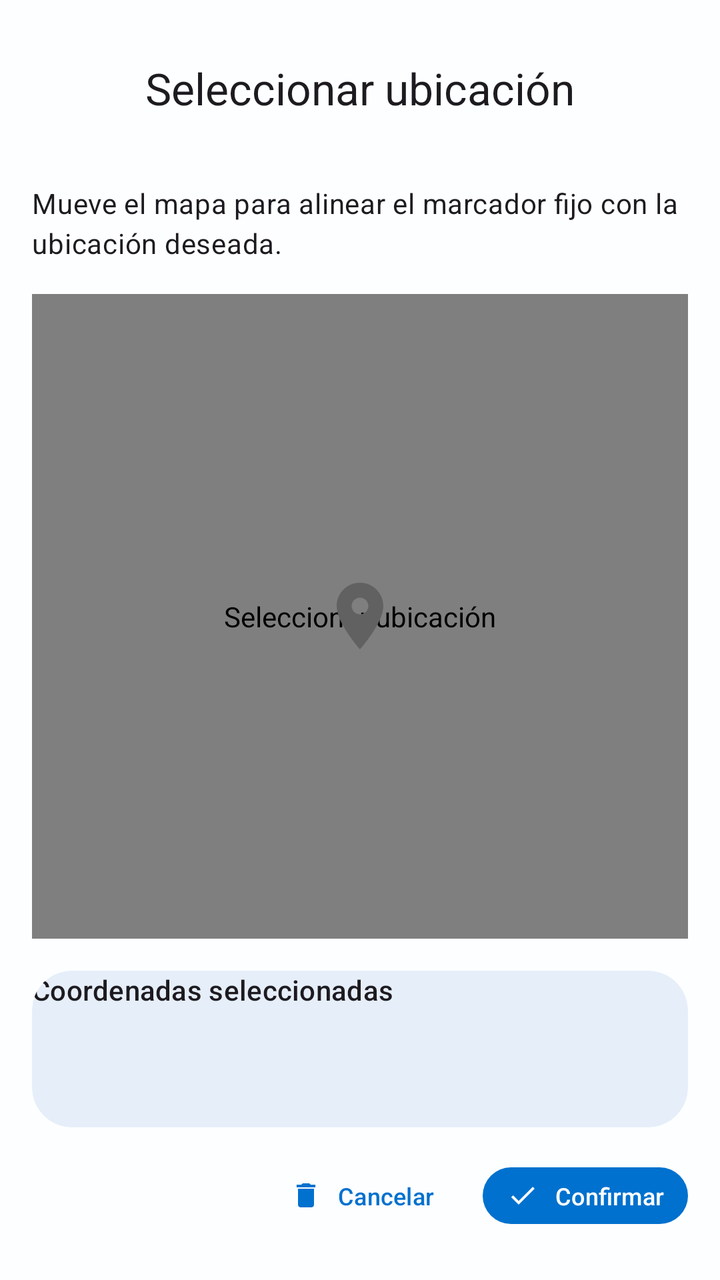
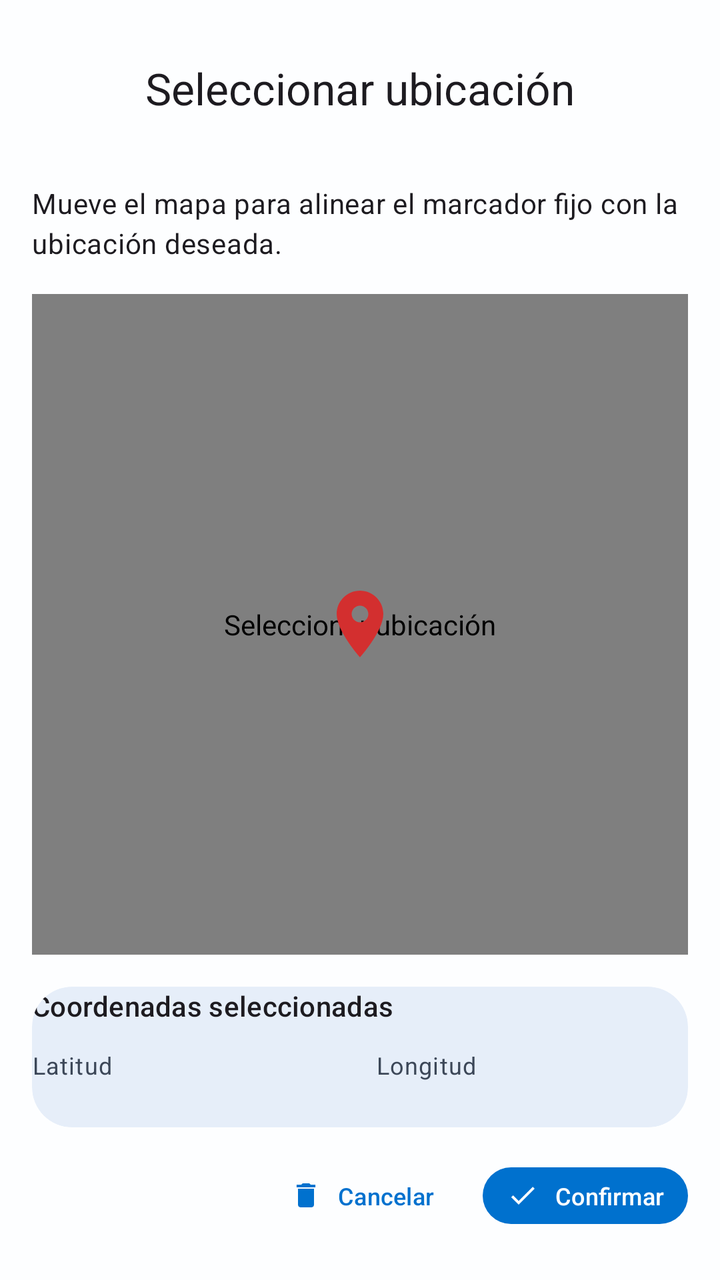

Compare the two renders of this Android layout. The source of the first and the diff that turns it into the second are given below.
<!-- AndroidManifest.xml: application theme Theme.TecniAppICE -->
<!-- res/layout/bottomsheet_map_picker.xml -->
<?xml version="1.0" encoding="utf-8"?>
<androidx.constraintlayout.widget.ConstraintLayout xmlns:android="http://schemas.android.com/apk/res/android"
    xmlns:app="http://schemas.android.com/apk/res-auto"
    xmlns:tools="http://schemas.android.com/tools"
    android:layout_width="match_parent"
    android:layout_height="match_parent"
    android:background="?attr/colorSurface"
    android:paddingBottom="24dp"
    android:paddingHorizontal="16dp"
    tools:context="com.Arasoftsolutions.tecniapp_ice.ui.admin.MapCoordinatePickerBottomSheet">

    <com.google.android.material.appbar.MaterialToolbar
        android:id="@+id/toolbar"
        android:layout_width="0dp"
        android:layout_height="wrap_content"
        android:layout_marginTop="12dp"
        android:background="@android:color/transparent"
        android:elevation="0dp"
        android:theme="@style/ThemeOverlay.Material3.Toolbar.Surface"
        app:layout_constraintEnd_toEndOf="parent"
        app:layout_constraintStart_toStartOf="parent"
        app:layout_constraintTop_toTopOf="parent"
        app:title="@string/map_picker_title"
        app:titleCentered="true" />

    <com.google.android.material.textview.MaterialTextView
        android:id="@+id/instructionsText"
        android:layout_width="0dp"
        android:layout_height="wrap_content"
        android:layout_marginTop="16dp"
        android:text="@string/map_picker_hint"
        android:textAppearance="@style/TextAppearance.Material3.BodyMedium"
        app:layout_constraintEnd_toEndOf="parent"
        app:layout_constraintStart_toStartOf="parent"
        app:layout_constraintTop_toBottomOf="@id/toolbar" />

    <FrameLayout
        android:id="@+id/mapContainer"
        android:layout_width="0dp"
        android:layout_height="0dp"
        android:layout_marginTop="16dp"
        android:layout_marginBottom="16dp"
        app:layout_constraintBottom_toTopOf="@+id/coordinatesCard"
        app:layout_constraintEnd_toEndOf="parent"
        app:layout_constraintStart_toStartOf="parent"
        app:layout_constraintTop_toBottomOf="@id/instructionsText">

        <com.google.android.gms.maps.MapView
            android:id="@+id/mapView"
            android:layout_width="match_parent"
            android:layout_height="match_parent"
            android:contentDescription="@string/map_picker_title" />

        <ImageView
            android:id="@+id/markerImage"
            android:layout_width="40dp"
            android:layout_height="40dp"
            android:layout_gravity="center"
            android:contentDescription="@string/map_picker_marker_content_description"
            android:src="@drawable/ic_location" />
    </FrameLayout>

    <com.google.android.material.card.MaterialCardView
        android:id="@+id/coordinatesCard"
        android:layout_width="0dp"
        android:layout_height="wrap_content"
        android:layout_marginBottom="16dp"
        android:padding="16dp"
        app:cardBackgroundColor="?attr/colorSurfaceVariant"
        app:cardCornerRadius="20dp"
        app:cardElevation="0dp"
        app:layout_constraintBottom_toTopOf="@+id/actionButtons"
        app:layout_constraintEnd_toEndOf="parent"
        app:layout_constraintStart_toStartOf="parent">

        <LinearLayout
            android:layout_width="match_parent"
            android:layout_height="wrap_content"
            android:orientation="vertical">

            <com.google.android.material.textview.MaterialTextView
                android:id="@+id/coordinatesTitle"
                android:layout_width="wrap_content"
                android:layout_height="wrap_content"
                android:text="@string/map_picker_coordinates_title"
                android:textAppearance="@style/TextAppearance.Material3.TitleSmall" />

            <com.google.android.material.textview.MaterialTextView
                android:id="@+id/latitudeValue"
                android:layout_width="wrap_content"
                android:layout_height="wrap_content"
                android:layout_marginTop="12dp"
                android:textAppearance="@style/TextAppearance.Material3.BodyLarge"
                android:textColor="?attr/colorOnSurface" />

            <com.google.android.material.textview.MaterialTextView
                android:id="@+id/longitudeValue"
                android:layout_width="wrap_content"
                android:layout_height="wrap_content"
                android:layout_marginTop="4dp"
                android:textAppearance="@style/TextAppearance.Material3.BodyLarge"
                android:textColor="?attr/colorOnSurface" />
        </LinearLayout>
    </com.google.android.material.card.MaterialCardView>

    <LinearLayout
        android:id="@+id/actionButtons"
        android:layout_width="0dp"
        android:layout_height="wrap_content"
        android:layout_marginTop="8dp"
        android:gravity="end"
        android:orientation="horizontal"
        app:layout_constraintBottom_toBottomOf="parent"
        app:layout_constraintEnd_toEndOf="parent"
        app:layout_constraintStart_toStartOf="parent">

        <com.google.android.material.button.MaterialButton
            android:id="@+id/btnCancelar"
            style="@style/Tecni.Button.Text"
            android:layout_width="wrap_content"
            android:layout_height="wrap_content"
            android:text="@string/admin_confirm_cancel"
            app:icon="@drawable/ic_delete"
            app:iconGravity="textStart"
            app:iconPadding="8dp" />

        <com.google.android.material.button.MaterialButton
            android:id="@+id/btnConfirmar"
            style="@style/Tecni.Button.Primary"
            android:layout_width="wrap_content"
            android:layout_height="wrap_content"
            android:layout_marginStart="12dp"
            android:text="@string/admin_confirm_accept"
            app:icon="@drawable/ic_check"
            app:iconGravity="textStart"
            app:iconPadding="8dp" />
    </LinearLayout>

</androidx.constraintlayout.widget.ConstraintLayout>
<!-- resources referenced by this layout -->
<resources>
  <!-- drawable ic_check (drawable) -->
  <vector xmlns:android="http://schemas.android.com/apk/res/android"
      android:width="24dp"
      android:height="24dp"
      android:viewportWidth="24"
      android:viewportHeight="24"
      android:tint="@android:color/white">
    <path
        android:fillColor="@android:color/white"
        android:pathData="M9,16.17L4.83,12l-1.42,1.41L9,19 21,7l-1.41,-1.41z"/>
  </vector>
  <!-- drawable ic_delete (drawable) -->
  <vector xmlns:android="http://schemas.android.com/apk/res/android"
      android:width="24dp"
      android:height="24dp"
      android:viewportWidth="24"
      android:viewportHeight="24">
      <path
          android:fillColor="#FF000000"
          android:pathData="M6,19c0,1.1 0.9,2 2,2h8c1.1,0 2,-0.9 2,-2V7H6v12zM19,4h-3.5l-1,-1h-5l-1,1H5v2h14V4z" />
  </vector>
  <!-- drawable ic_location (drawable) -->
  <vector xmlns:android="http://schemas.android.com/apk/res/android"
      android:width="24dp"
      android:height="24dp"
      android:viewportWidth="24"
      android:viewportHeight="24"
      android:tint="@color/dark_gray">
    <path
        android:fillColor="@android:color/white"
        android:pathData="M12,2C8.13,2 5,5.13 5,9c0,5.25 7,13 7,13s7,-7.75 7,-13c0,-3.87 -3.13,-7 -7,-7zM12,11.5c-1.38,0 -2.5,-1.12 -2.5,-2.5s1.12,-2.5 2.5,-2.5 2.5,1.12 2.5,2.5 -1.12,2.5 -2.5,2.5z"/>
  </vector>
  <string name="admin_confirm_accept">Confirmar</string>
  <string name="admin_confirm_cancel">Cancelar</string>
  <string name="map_picker_coordinates_title">Coordenadas seleccionadas</string>
  <string name="map_picker_hint">Mueve el mapa para alinear el marcador fijo con la ubicación deseada.</string>
  <string name="map_picker_marker_content_description">Marcador fijo de la ubicación seleccionada</string>
  <string name="map_picker_title">Seleccionar ubicación</string>
  <color name="dark_gray">#616161</color>
  <color name="ice_blue">#0071CE</color>
  <color name="white">#FFFFFFFF</color>
  <color name="ice_yellow">#FFDD00</color>
  <color name="black">#FF000000</color>
  <color name="primary_container_light">#D6E8FF</color>
  <color name="on_primary_container_light">#001C38</color>
  <color name="secondary_container_light">#FFF3B5</color>
  <color name="on_secondary_container_light">#2F2600</color>
  <color name="success_500">#4CAF50</color>
  <color name="tertiary_container_light">#CBEFDB</color>
  <color name="on_tertiary_container_light">#062717</color>
  <color name="bg_light">#F5F7FB</color>
  <color name="surface_light">#FDFEFF</color>
  <color name="surface_variant_light">#E6EEF9</color>
  <color name="on_light">#0A0A0A</color>
  <color name="on_surface_variant_light">#3C4758</color>
  <color name="outline_soft">#1F000000</color>
  <color name="outline_variant_light">#C2CDD9</color>
  <color name="error_500">#D32F2F</color>
  <style name="Tecni.Card" parent="Widget.Material3.CardView.Elevated">
          <item name="cardCornerRadius">20dp</item>
          <item name="cardElevation">3dp</item>
          <item name="strokeWidth">0dp</item>
      </style>
  <style name="Tecni.Button" parent="Widget.Material3.Button.TonalButton">
          <item name="minHeight">44dp</item>
      </style>
  <style name="Tecni.Chip" parent="Widget.Material3.Chip.Filter">
          <item name="minHeight">36dp</item>
      </style>
  <style name="Tecni.Toolbar" parent="Widget.Material3.Toolbar">
          <item name="elevation">2dp</item>
      </style>
  <!-- unchanged entries left out for length: 3 -->
</resources>

<!-- the commit's change to res/layout/bottomsheet_map_picker.xml (unified diff, before → after) -->
@@ -57,13 +57,15 @@
             android:layout_height="40dp"
             android:layout_gravity="center"
             android:contentDescription="@string/map_picker_marker_content_description"
-            android:src="@drawable/ic_location" />
+            android:src="@drawable/ic_location"
+            android:tint="@color/error_500" />
     </FrameLayout>
 
     <com.google.android.material.card.MaterialCardView
         android:id="@+id/coordinatesCard"
         android:layout_width="0dp"
         android:layout_height="wrap_content"
+        android:layout_marginTop="8dp"
         android:layout_marginBottom="16dp"
         android:padding="16dp"
         app:cardBackgroundColor="?attr/colorSurfaceVariant"
@@ -85,21 +87,59 @@
                 android:text="@string/map_picker_coordinates_title"
                 android:textAppearance="@style/TextAppearance.Material3.TitleSmall" />
 
-            <com.google.android.material.textview.MaterialTextView
-                android:id="@+id/latitudeValue"
-                android:layout_width="wrap_content"
+            <LinearLayout
+                android:layout_width="match_parent"
                 android:layout_height="wrap_content"
                 android:layout_marginTop="12dp"
-                android:textAppearance="@style/TextAppearance.Material3.BodyLarge"
-                android:textColor="?attr/colorOnSurface" />
+                android:orientation="horizontal">
 
-            <com.google.android.material.textview.MaterialTextView
-                android:id="@+id/longitudeValue"
-                android:layout_width="wrap_content"
-                android:layout_height="wrap_content"
-                android:layout_marginTop="4dp"
-                android:textAppearance="@style/TextAppearance.Material3.BodyLarge"
-                android:textColor="?attr/colorOnSurface" />
+                <LinearLayout
+                    android:layout_width="0dp"
+                    android:layout_height="wrap_content"
+                    android:layout_weight="1"
+                    android:orientation="vertical">
+
+                    <com.google.android.material.textview.MaterialTextView
+                        android:layout_width="wrap_content"
+                        android:layout_height="wrap_content"
+                        android:text="@string/map_picker_latitude_label"
+                        android:textAppearance="@style/TextAppearance.Material3.BodySmall"
+                        android:textColor="?attr/colorOnSurfaceVariant" />
+
+                    <com.google.android.material.textview.MaterialTextView
+                        android:id="@+id/latitudeValue"
+                        android:layout_width="wrap_content"
+                        android:layout_height="wrap_content"
+                        android:layout_marginTop="4dp"
+                        android:fontFamily="monospace"
+                        android:textAppearance="@style/TextAppearance.Material3.TitleSmall"
+                        android:textColor="?attr/colorOnSurface" />
+                </LinearLayout>
+
+                <LinearLayout
+                    android:layout_width="0dp"
+                    android:layout_height="wrap_content"
+                    android:layout_marginStart="16dp"
+                    android:layout_weight="1"
+                    android:orientation="vertical">
+
+                    <com.google.android.material.textview.MaterialTextView
+                        android:layout_width="wrap_content"
+                        android:layout_height="wrap_content"
+                        android:text="@string/map_picker_longitude_label"
+                        android:textAppearance="@style/TextAppearance.Material3.BodySmall"
+                        android:textColor="?attr/colorOnSurfaceVariant" />
+
+                    <com.google.android.material.textview.MaterialTextView
+                        android:id="@+id/longitudeValue"
+                        android:layout_width="wrap_content"
+                        android:layout_height="wrap_content"
+                        android:layout_marginTop="4dp"
+                        android:fontFamily="monospace"
+                        android:textAppearance="@style/TextAppearance.Material3.TitleSmall"
+                        android:textColor="?attr/colorOnSurface" />
+                </LinearLayout>
+            </LinearLayout>
         </LinearLayout>
     </com.google.android.material.card.MaterialCardView>
 
<!-- resource entries referenced after the edit -->
@@ -36,6 +36,8 @@
   <string name="admin_confirm_cancel">Cancelar</string>
   <string name="map_picker_coordinates_title">Coordenadas seleccionadas</string>
   <string name="map_picker_hint">Mueve el mapa para alinear el marcador fijo con la ubicación deseada.</string>
+  <string name="map_picker_latitude_label">Latitud</string>
+  <string name="map_picker_longitude_label">Longitud</string>
   <string name="map_picker_marker_content_description">Marcador fijo de la ubicación seleccionada</string>
   <string name="map_picker_title">Seleccionar ubicación</string>
   <color name="dark_gray">#616161</color>
